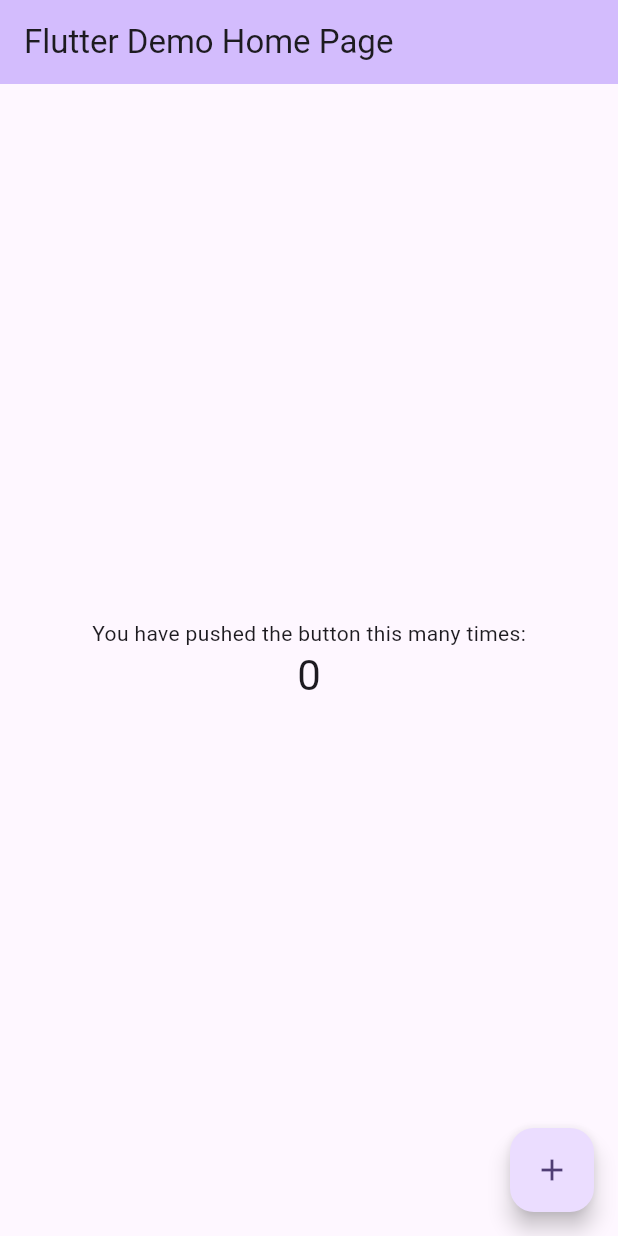
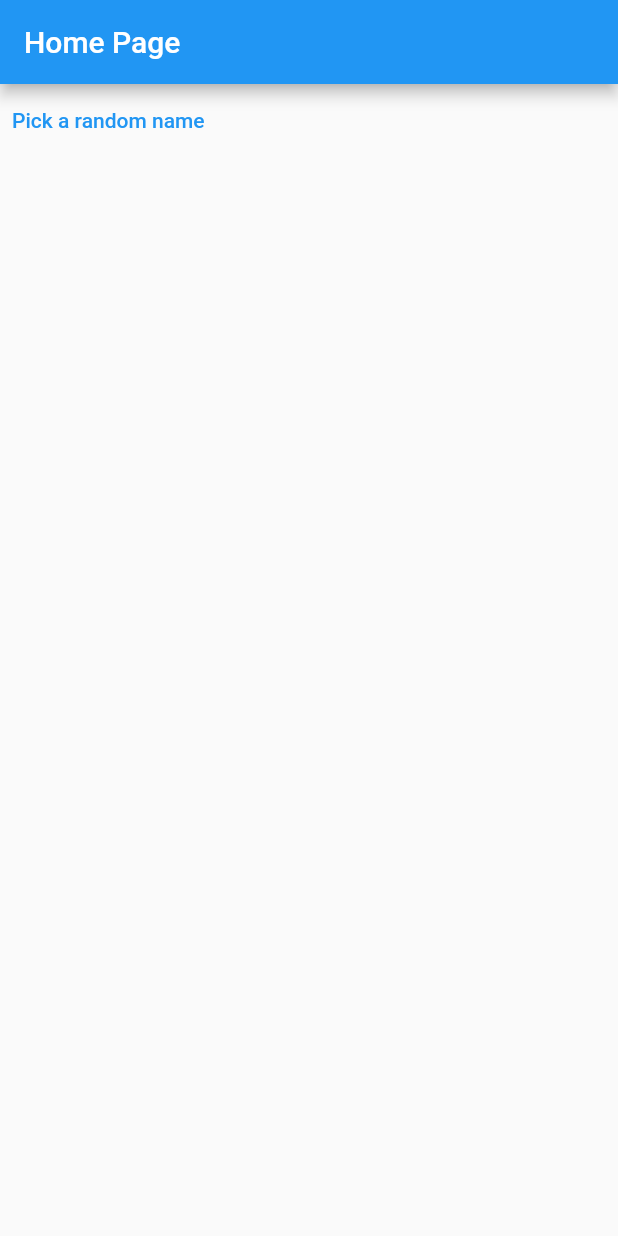
Before and after one commit to J-A-Christopher/Reminder-App, a Flutter app: the screen it shows after launch, on a phone screen of 412 x 824 dp. Run offline on Flutter 3.47's test engine with Material 2 defaults, Android fonts, the phone set to English and light mode, and no system bars; our stand-ins replace flutter_bloc.

Commit message:
First Lesson Bloc by Vandaad Nahavandipoor

```diff
--- a/lib/main.dart
+++ b/lib/main.dart
@@ -1,125 +1,86 @@
 import 'package:flutter/material.dart';
+import 'dart:math' as math show Random;
+
+import 'package:flutter_bloc/flutter_bloc.dart';
 
 void main() {
-  runApp(const MyApp());
+  runApp(MyApp());
+}
+
+const names = ['Jesse', 'Jemima', 'jeremi'];
+
+extension RandomElement<T> on Iterable<T> {
+  T getRandomElement() => elementAt(math.Random().nextInt(length));
+}
+
+class NamesCubit extends Cubit<String?> {
+  NamesCubit() : super(null);
+  void pickRandomName() => emit(names.getRandomElement());
 }
 
 class MyApp extends StatelessWidget {
   const MyApp({super.key});
 
-  // This widget is the root of your application.
   @override
   Widget build(BuildContext context) {
     return MaterialApp(
-      title: 'Flutter Demo',
-      theme: ThemeData(
-        // This is the theme of your application.
-        //
-        // TRY THIS: Try running your application with "flutter run". You'll see
-        // the application has a blue toolbar. Then, without quitting the app,
-        // try changing the seedColor in the colorScheme below to Colors.green
-        // and then invoke "hot reload" (save your changes or press the "hot
-        // reload" button in a Flutter-supported IDE, or press "r" if you used
-        // the command line to start the app).
-        //
-        // Notice that the counter didn't reset back to zero; the application
-        // state is not lost during the reload. To reset the state, use hot
-        // restart instead.
-        //
-        // This works for code too, not just values: Most code changes can be
-        // tested with just a hot reload.
-        colorScheme: ColorScheme.fromSeed(seedColor: Colors.deepPurple),
-        useMaterial3: true,
-      ),
-      home: const MyHomePage(title: 'Flutter Demo Home Page'),
+      home: HomePage(),
     );
   }
 }
 
-class MyHomePage extends StatefulWidget {
-  const MyHomePage({super.key, required this.title});
-
-  // This widget is the home page of your application. It is stateful, meaning
-  // that it has a State object (defined below) that contains fields that affect
-  // how it looks.
-
-  // This class is the configuration for the state. It holds the values (in this
-  // case the title) provided by the parent (in this case the App widget) and
-  // used by the build method of the State. Fields in a Widget subclass are
-  // always marked "final".
-
-  final String title;
+class HomePage extends StatefulWidget {
+  const HomePage({super.key});
 
   @override
-  State<MyHomePage> createState() => _MyHomePageState();
+  State<HomePage> createState() => _HomePageState();
 }
 
-class _MyHomePageState extends State<MyHomePage> {
-  int _counter = 0;
+class _HomePageState extends State<HomePage> {
+  late final NamesCubit cubit;
 
-  void _incrementCounter() {
-    setState(() {
-      // This call to setState tells the Flutter framework that something has
-      // changed in this State, which causes it to rerun the build method below
-      // so that the display can reflect the updated values. If we changed
-      // _counter without calling setState(), then the build method would not be
-      // called again, and so nothing would appear to happen.
-      _counter++;
-    });
+  @override
+  void initState() {
+    super.initState();
+    cubit = NamesCubit();
+  }
+
+  @override
+  void dispose() {
+    super.dispose();
+    cubit.close();
   }
 
   @override
   Widget build(BuildContext context) {
-    // This method is rerun every time setState is called, for instance as done
-    // by the _incrementCounter method above.
-    //
-    // The Flutter framework has been optimized to make rerunning build methods
-    // fast, so that you can just rebuild anything that needs updating rather
-    // than having to individually change instances of widgets.
     return Scaffold(
       appBar: AppBar(
-        // TRY THIS: Try changing the color here to a specific color (to
-        // Colors.amber, perhaps?) and trigger a hot reload to see the AppBar
-        // change color while the other colors stay the same.
-        backgroundColor: Theme.of(context).colorScheme.inversePrimary,
-        // Here we take the value from the MyHomePage object that was created by
-        // the App.build method, and use it to set our appbar title.
-        title: Text(widget.title),
+        title: Text('Home Page'),
       ),
-      body: Center(
-        // Center is a layout widget. It takes a single child and positions it
-        // in the middle of the parent.
-        child: Column(
-          // Column is also a layout widget. It takes a list of children and
-          // arranges them vertically. By default, it sizes itself to fit its
-          // children horizontally, and tries to be as tall as its parent.
-          //
-          // Column has various properties to control how it sizes itself and
-          // how it positions its children. Here we use mainAxisAlignment to
-          // center the children vertically; the main axis here is the vertical
-          // axis because Columns are vertical (the cross axis would be
-          // horizontal).
-          //
-          // TRY THIS: Invoke "debug painting" (choose the "Toggle Debug Paint"
-          // action in the IDE, or press "p" in the console), to see the
-          // wireframe for each widget.
-          mainAxisAlignment: MainAxisAlignment.center,
-          children: <Widget>[
-            const Text(
-              'You have pushed the button this many times:',
-            ),
-            Text(
-              '$_counter',
-              style: Theme.of(context).textTheme.headlineMedium,
-            ),
-          ],
-        ),
+      body: StreamBuilder<String?>(
+        builder: (context, snapshot) {
+          final button = TextButton(
+              onPressed: () {
+                cubit.pickRandomName();
+              },
+              child: Text('Pick a random name'));
+          switch (snapshot.connectionState) {
+            case ConnectionState.none:
+              return button;
+            case ConnectionState.waiting:
+              return button;
+            case ConnectionState.active:
+              return Column(
+                children: [Text(snapshot.data ?? ''), button],
+              );
+            case ConnectionState.done:
+              return SizedBox();
+
+              break;
+          }
+        },
+        stream: cubit.stream,
       ),
-      floatingActionButton: FloatingActionButton(
-        onPressed: _incrementCounter,
-        tooltip: 'Increment',
-        child: const Icon(Icons.add),
-      ), // This trailing comma makes auto-formatting nicer for build methods.
     );
   }
 }
```
Also changed, not shown: pubspec.yaml (+3 -4 lines), pubspec.lock.
